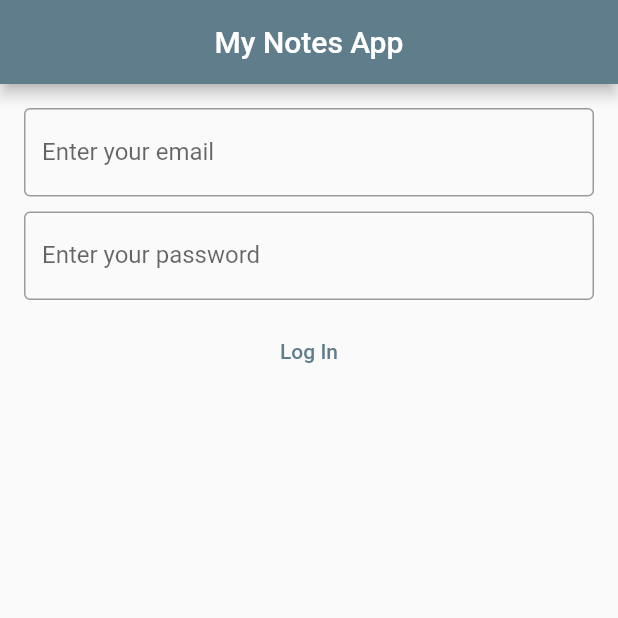
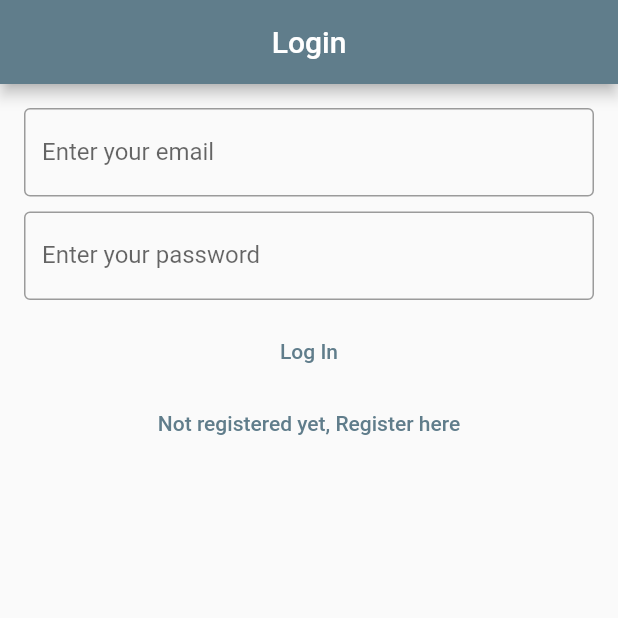
Before and after one commit to kiptooBiwot/flutter-notes-app, a Flutter app: the screen it shows after launch, on a phone screen of 412 x 824 dp, the top half of it. Run offline on Flutter 3.47's test engine with Material 2 defaults, Android fonts, the phone set to English and light mode, and no system bars; our stand-ins replace firebase_auth, firebase_core; accounts and stored records are empty.

Commit message:
Added Named routes

```diff
--- a/lib/main.dart
+++ b/lib/main.dart
@@ -22,7 +22,13 @@ class NotesApp extends StatelessWidget {
       theme: ThemeData(
         primarySwatch: Colors.blueGrey,
       ),
-      home: const HomePage(),
+      // home: const HomePage(),
+      initialRoute: '/',
+      routes: {
+        '/': (context) => const HomePage(),
+        '/login': (context) => const LoginView(),
+        '/register': (context) => const RegisterView(),
+      },
     );
   }
 }
--- a/lib/screens/home.dart
+++ b/lib/screens/home.dart
@@ -10,12 +10,7 @@ class HomePage extends StatelessWidget {
 
   @override
   Widget build(BuildContext context) {
-    return Scaffold(
-      appBar: AppBar(
-        title: const Text('My Notes App'),
-        centerTitle: true,
-      ),
-      body: FutureBuilder(
+    return FutureBuilder(
       future: Firebase.initializeApp(
         options: DefaultFirebaseOptions.currentPlatform,
       ),
@@ -23,28 +18,24 @@ class HomePage extends StatelessWidget {
         switch (snapshot.connectionState) {
           case ConnectionState.done:
             // Check if user's email is verified
-              // final user = FirebaseAuth.instance.currentUser;
-              // final emailVerified = user?.emailVerified ?? false;
+            final user = FirebaseAuth.instance.currentUser;
+            final emailVerified = user?.emailVerified ?? false;
 
-              // print(user);
-              // Can also be written as
-              // if(user?.emailVerified ?? false) {}
-
-              // if (emailVerified) {
-              //   print('Email is verified!');
-              //   return const Text('Done!');
-              // } else {
-              //   return const VerifyEmailView();
-              // }
-
+            if (user != null) {
+              if (user.emailVerified) {
+                print('Email is verified');
+              } else {
+                return const VerifyEmailView();
+              }
+            } else {
               return const LoginView();
-
+            }
+            return const Text('Done');
           // break;
           default:
-              return const Text('Loading....');
+            return const CircularProgressIndicator();
         }
       },
-      ),
     );
   }
 }
--- a/lib/screens/login.dart
+++ b/lib/screens/login.dart
@@ -1,5 +1,6 @@
 import 'package:flutter/material.dart';
 import 'package:firebase_auth/firebase_auth.dart';
+import 'package:notes_app/screens/register.dart';
 
 class LoginView extends StatefulWidget {
   const LoginView({Key? key}) : super(key: key);
@@ -52,7 +53,13 @@ class _LoginViewState extends State<LoginView> {
 
   @override
   Widget build(BuildContext context) {
-    return Center(
+    return Scaffold(
+      appBar: AppBar(
+        title: const Text('Login'),
+        centerTitle: true,
+      ),
+      body: SingleChildScrollView(
+        child: Center(
           child: Padding(
             padding: const EdgeInsets.all(16.0),
             child: Column(
@@ -86,7 +93,15 @@ class _LoginViewState extends State<LoginView> {
                   onPressed: _loginUser,
                   child: const Text('Log In'),
                 ),
+                TextButton(
+                  onPressed: () {
+                    Navigator.of(context).pushNamed('/register');
+                  },
+                  child: const Text('Not registered yet, Register here'),
+                ),
               ],
+            ),
+          ),
         ),
       ),
     );
--- a/lib/screens/register.dart
+++ b/lib/screens/register.dart
@@ -59,7 +59,12 @@ class _RegisterViewState extends State<RegisterView> {
 
   @override
   Widget build(BuildContext context) {
-    return Center(
+    return Scaffold(
+      appBar: AppBar(
+        title: const Text('Register'),
+        centerTitle: true,
+      ),
+      body: Center(
         child: Padding(
           padding: const EdgeInsets.all(16.0),
           child: Column(
@@ -93,7 +98,14 @@ class _RegisterViewState extends State<RegisterView> {
                 onPressed: registerUser,
                 child: const Text('Register'),
               ),
+              TextButton(
+                onPressed: () {
+                  Navigator.of(context).pushNamed('/login');
+                },
+                child: const Text('Have an Account? Login here'),
+              ),
             ],
+          ),
         ),
       ),
     );
--- a/lib/screens/verify_email.dart
+++ b/lib/screens/verify_email.dart
@@ -18,7 +18,11 @@ class _VerifyEmailViewState extends State<VerifyEmailView> {
 
   @override
   Widget build(BuildContext context) {
-    return Column(
+    return Scaffold(
+      appBar: AppBar(
+        title: const Text('Verify Email'),
+      ),
+      body: Column(
         children: [
           const SizedBox(
             height: 40.0,
@@ -29,6 +33,7 @@ class _VerifyEmailViewState extends State<VerifyEmailView> {
             child: const Text('Send Email Verification'),
           ),
         ],
+      ),
     );
   }
 }
```
Lines whose indentation alone changed are shown as unchanged.
